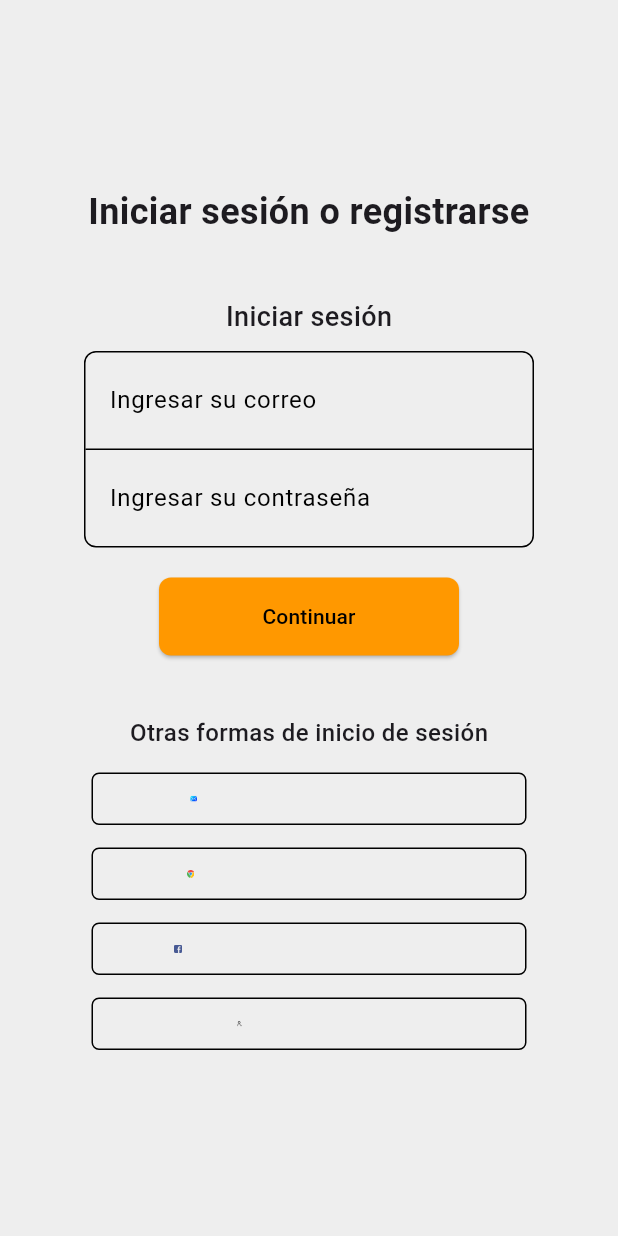
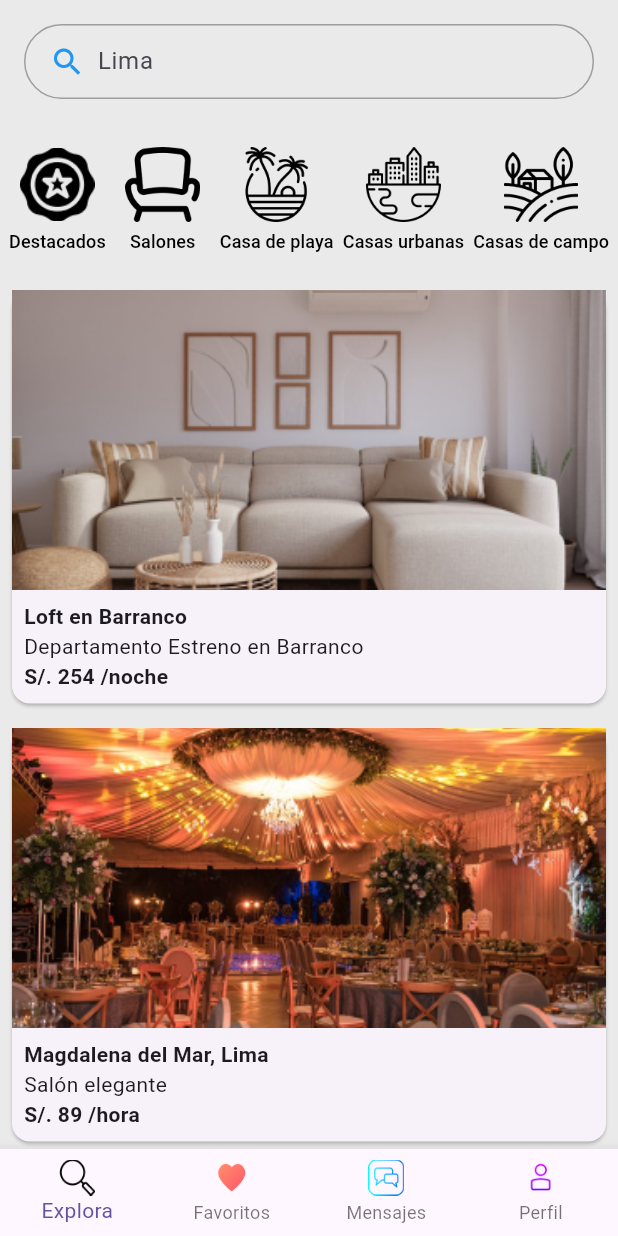
Before and after one commit to Aplicaciones-Moviles-WV61-Grupo4/NestHubApp, a Flutter app: the LoginScreen screen opened directly, after a tap on "Continuar", on a phone screen of 412 x 824 dp. Run offline on Flutter 3.47's test engine with Material 3 defaults, Android fonts, the phone set to English and light mode, and no system bars; our stand-ins replace google_maps_flutter.

Commit message:
feat: updated navigation buttons

```diff
--- /dev/null
+++ b/lib/home_screen.dart
@@ -0,0 +1,191 @@
+import 'package:flutter/material.dart';
+import 'package:nesthub/message_screen.dart';
+import 'package:nesthub/user_profile_screen.dart';
+import 'package:nesthub/widgets/custom_bottom_navigation_bar.dart';
+import 'package:nesthub/property_display_screen.dart';
+
+class HomeScreen extends StatelessWidget {
+  const HomeScreen({super.key});
+
+  @override
+  Widget build(BuildContext context) {
+    return Scaffold(
+      backgroundColor: const Color(0xFFEAEAEA),
+      body: SafeArea(
+        child: Column(
+          children: [
+            // Search bar
+            Padding(
+              padding: const EdgeInsets.all(16.0),
+              child: Container(
+                padding: const EdgeInsets.symmetric(horizontal: 16.0),
+                decoration: BoxDecoration(
+                  border: Border.all(color: Colors.grey),
+                  borderRadius: BorderRadius.circular(25),
+                ),
+                child: const Row(
+                  children: [
+                    Icon(Icons.search, color: Colors.blue),
+                    SizedBox(width: 8),
+                    Expanded(
+                      child: TextField(
+                        decoration: InputDecoration(
+                          border: InputBorder.none,
+                          hintText: 'Lima',
+                          suffixText: '15 sept.',
+                        ),
+                      ),
+                    ),
+                  ],
+                ),
+              ),
+            ),
+            // Property type buttons with images
+            Padding(
+              padding: const EdgeInsets.symmetric(vertical: 16.0),
+              child: Row(
+                mainAxisAlignment: MainAxisAlignment.spaceEvenly,
+                children: [
+                  _buildPropertyTypeButton(
+                    'Destacados',
+                    'assets/home_images/image_destacado.png',
+                    context,
+                  ),
+                  _buildPropertyTypeButton(
+                    'Salones',
+                    'assets/home_images/image_salon_elegante.png',
+                    context,
+                  ),
+                  _buildPropertyTypeButton(
+                    'Casa de playa',
+                    'assets/home_images/image_casa_playa.png',
+                    context,
+                  ),
+                  _buildPropertyTypeButton(
+                    'Casas urbanas',
+                    'assets/home_images/image_casa_urbana.png',
+                    context,
+                  ),
+                  _buildPropertyTypeButton(
+                    'Casas de campo',
+                    'assets/home_images/image_casa_campo.png',
+                    context,
+                  ),
+                ],
+              ),
+            ),
+            // Property listings
+            Expanded(
+              child: ListView(
+                children: [
+                  _buildPropertyListing(
+                    'Loft en Barranco',
+                    'Departamento Estreno en Barranco',
+                    'S/. 254 /noche',
+                    'assets/home_images/barranco.png',
+                    context,
+                  ),
+                  _buildPropertyListing(
+                    'Magdalena del Mar, Lima',
+                    'Salón elegante',
+                    'S/. 89 /hora',
+                    'assets/home_images/magdalena.png',
+                    context,
+                  ),
+                ],
+              ),
+            ),
+          ],
+        ),
+      ),
+      bottomNavigationBar: CustomBottomNavigationBar(
+        currentIndex: 0,
+        onTap: (index) {
+          switch (index) {
+            case 0:
+              Navigator.push(
+                context,
+                MaterialPageRoute(builder: (context) => const HomeScreen()),
+              );
+              break;
+            case 1:
+              break;
+            case 2:
+              Navigator.push(
+                context,
+                MaterialPageRoute(builder: (context) => const MessageScreen()),
+              );
+              break;
+            case 3:
+              Navigator.push(
+                context,
+                MaterialPageRoute(
+                    builder: (context) => const UserProfileScreen()),
+              );
+              break;
+          }
+        },
+      ),
+    );
+  }
+
+  Widget _buildPropertyTypeButton(
+      String label, String imageUrl, BuildContext context) {
+    return Column(
+      children: [
+        TextButton(
+          style: TextButton.styleFrom(
+            padding: const EdgeInsets.all(0),
+            backgroundColor: Colors.transparent,
+          ),
+          onPressed: () {},
+          child: Column(
+            children: [
+              Image.asset(imageUrl, width: 50, height: 50),
+              const SizedBox(height: 4),
+              Text(label,
+                  style: const TextStyle(fontSize: 12, color: Colors.black)),
+            ],
+          ),
+        ),
+      ],
+    );
+  }
+
+  Widget _buildPropertyListing(String title, String subtitle, String price,
+      String imageUrl, BuildContext context) {
+    return GestureDetector(
+      onTap: () {
+        Navigator.push(
+          context,
+          MaterialPageRoute(
+            builder: (context) => const PropertyDisplayScreen(),
+          ),
+        );
+      },
+      child: Card(
+        margin: const EdgeInsets.all(8.0),
+        child: Column(
+          crossAxisAlignment: CrossAxisAlignment.start,
+          children: [
+            Image.asset(imageUrl,
+                height: 200, width: double.infinity, fit: BoxFit.cover),
+            Padding(
+              padding: const EdgeInsets.all(8.0),
+              child: Column(
+                crossAxisAlignment: CrossAxisAlignment.start,
+                children: [
+                  Text(title,
+                      style: const TextStyle(fontWeight: FontWeight.bold)),
+                  Text(subtitle),
+                  Text(price,
+                      style: const TextStyle(fontWeight: FontWeight.bold)),
+                ],
+              ),
+            ),
+          ],
+        ),
+      ),
+    );
+  }
+}
--- a/lib/login_screen.dart
+++ b/lib/login_screen.dart
@@ -1,4 +1,6 @@
 import 'package:flutter/material.dart';
+import 'package:nesthub/home_screen.dart';
+import 'package:nesthub/registration_screen.dart';
 
 class LoginScreen extends StatelessWidget {
   const LoginScreen({super.key});
@@ -41,7 +43,7 @@ class LoginScreen extends StatelessWidget {
                         decoration: InputDecoration(
                           labelText: 'Ingresar su correo',
                           labelStyle: const TextStyle(color: Colors.black),
-                          hintText: 'correo eléctronico',
+                          hintText: 'correo electrónico',
                           hintStyle: TextStyle(color: Colors.grey[200]),
                           contentPadding: const EdgeInsets.symmetric(
                               horizontal: 16, vertical: 12),
@@ -76,7 +78,10 @@ class LoginScreen extends StatelessWidget {
                       ),
                     ),
                     onPressed: () {
-                      // Handle login
+                      Navigator.push(
+                          context,
+                          MaterialPageRoute(
+                              builder: (context) => const HomeScreen()));
                     },
                     child: const Text(
                       'Continuar',
@@ -106,7 +111,7 @@ class LoginScreen extends StatelessWidget {
                 const SizedBox(height: 15),
                 _buildSocialButton(
                   asset: 'assets/login_icons/icon_facebook.png',
-                  text: 'Continuar con Facebook',
+                  text: 'Continuar con Facebo1ok',
                   color: Colors.grey[200]!,
                   borderColor: Colors.black,
                 ),
@@ -116,6 +121,14 @@ class LoginScreen extends StatelessWidget {
                   text: 'Registrarse',
                   color: Colors.grey[200]!,
                   borderColor: Colors.black,
+                  onPressed: () {
+                    Navigator.push(
+                      context,
+                      MaterialPageRoute(
+                        builder: (context) => const RegistrationScreen(),
+                      ),
+                    );
+                  },
                 ),
               ],
             ),
@@ -130,10 +143,11 @@ class LoginScreen extends StatelessWidget {
     required String text,
     required Color color,
     required Color borderColor,
+    void Function()? onPressed, // Agregar callback onPressed
   }) {
     return SizedBox(
       width: 290,
-      height: 35,
+      height: 50, // Aumentar la altura del botón
       child: OutlinedButton(
         style: OutlinedButton.styleFrom(
           backgroundColor: color,
@@ -143,20 +157,22 @@ class LoginScreen extends StatelessWidget {
             borderRadius: BorderRadius.circular(5),
           ),
         ),
-        onPressed: () {
-          // Handle social login or registration
-        },
+        onPressed: onPressed ??
+            () {
+              // Handle social login or registration
+            },
         child: Row(
-          mainAxisAlignment:
-              MainAxisAlignment.center, // Centrar contenido del botón
+          mainAxisAlignment: MainAxisAlignment.start, // Alinear al inicio
           children: [
             Image.asset(
               asset,
-              width: 20,
-              height: 18,
+              width: 24, // Aumentar el tamaño del ícono
+              height: 24, // Aumentar el tamaño del ícono
             ),
-            const SizedBox(width: 20),
-            Text(text),
+            const SizedBox(width: 15), // Espacio entre ícono y texto
+            Text(text,
+                style: const TextStyle(
+                    fontSize: 16, color: Colors.black)), // Texto negro
           ],
         ),
       ),
--- a/lib/main.dart
+++ b/lib/main.dart
@@ -1,5 +1,8 @@
 import 'package:flutter/material.dart';
+import 'package:nesthub/home_screen.dart';
+import 'package:nesthub/login_screen.dart';
 import 'package:nesthub/property_display_screen.dart';
+import 'package:nesthub/publishing_page.dart';
 import 'package:nesthub/registration_screen.dart';
 
 void main() {
@@ -13,7 +16,7 @@ class MainApp extends StatelessWidget {
   Widget build(BuildContext context) {
     return const MaterialApp(
       debugShowCheckedModeBanner: false,
-      home: PropertyDisplayScreen(),
+      home: LoginScreen(),
     );
   }
 }
--- /dev/null
+++ b/lib/widgets/custom_bottom_navigation_bar.dart
@@ -0,0 +1,55 @@
+import 'package:flutter/material.dart';
+
+class CustomBottomNavigationBar extends StatelessWidget {
+  final int currentIndex;
+  final Function(int) onTap;
+
+  const CustomBottomNavigationBar({
+    Key? key,
+    required this.currentIndex,
+    required this.onTap,
+  }) : super(key: key);
+
+  @override
+  Widget build(BuildContext context) {
+    return BottomNavigationBar(
+      type: BottomNavigationBarType.fixed,
+      currentIndex: currentIndex,
+      items: const [
+        BottomNavigationBarItem(
+          icon: Image(
+            image: AssetImage('assets/profile_icons/explora.png'),
+            width: 24,
+            height: 24,
+          ),
+          label: 'Explora',
+        ),
+        BottomNavigationBarItem(
+          icon: Image(
+            image: AssetImage('assets/profile_icons/favoritos.png'),
+            width: 24,
+            height: 24,
+          ),
+          label: 'Favoritos',
+        ),
+        BottomNavigationBarItem(
+          icon: Image(
+            image: AssetImage('assets/profile_icons/mensajes.png'),
+            width: 24,
+            height: 24,
+          ),
+          label: 'Mensajes',
+        ),
+        BottomNavigationBarItem(
+          icon: Image(
+            image: AssetImage('assets/profile_icons/profile.png'),
+            width: 24,
+            height: 24,
+          ),
+          label: 'Perfil',
+        ),
+      ],
+      onTap: onTap,
+    );
+  }
+}
--- a/pubspec.yaml
+++ b/pubspec.yaml
@@ -53,3 +53,6 @@ flutter:
     - assets/profile_icons/image_confirmation.png
     - assets/profile_icons/profile.png
     - assets/profile_icons/publish.png
+    - assets/home_images/barranco.png
+    - assets/home_images/magdalena.png
+    - assets/home_images/
```
Also changed, not shown: lib/message_screen.dart (+27 -36 lines), lib/property_display_screen.dart (+9 -0 lines), lib/publish_screen.dart (+7 -1 lines), lib/publishing_page.dart (+7 -4 lines), lib/registration_screen.dart (+6 -1 lines), lib/user_profile_screen.dart (+45 -54 lines), assets/home_images/barranco.png (added), assets/home_images/image_casa_campo.png (added), assets/home_images/image_casa_playa.png (added), assets/home_images/image_casa_urbana.png (added), assets/home_images/image_destacado.png (added), assets/home_images/image_salon_elegante.png (added), assets/home_images/magdalena.png (added).
